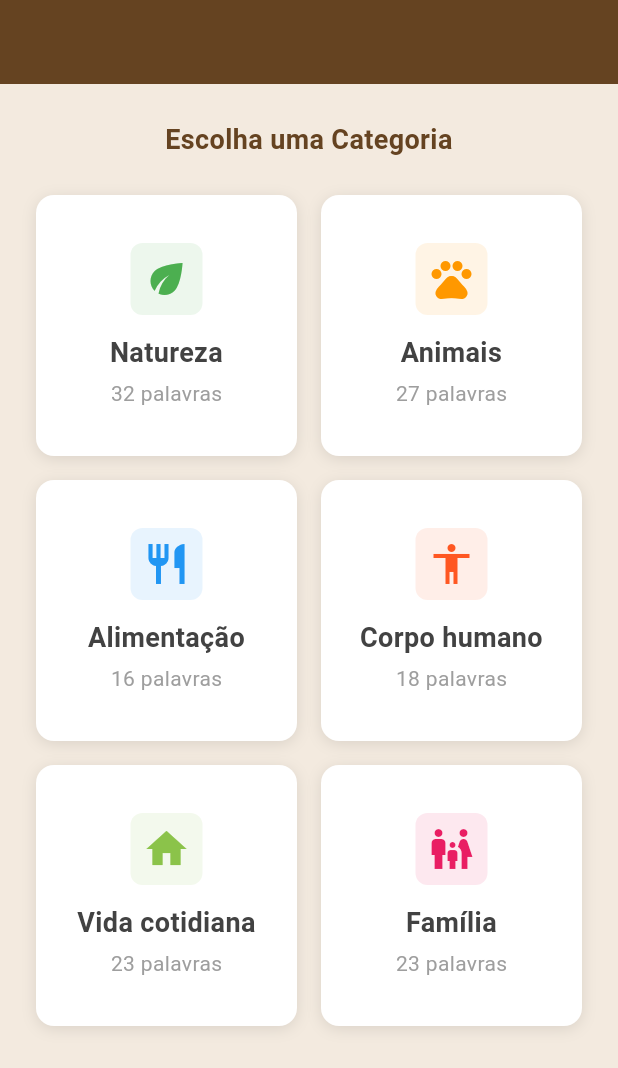
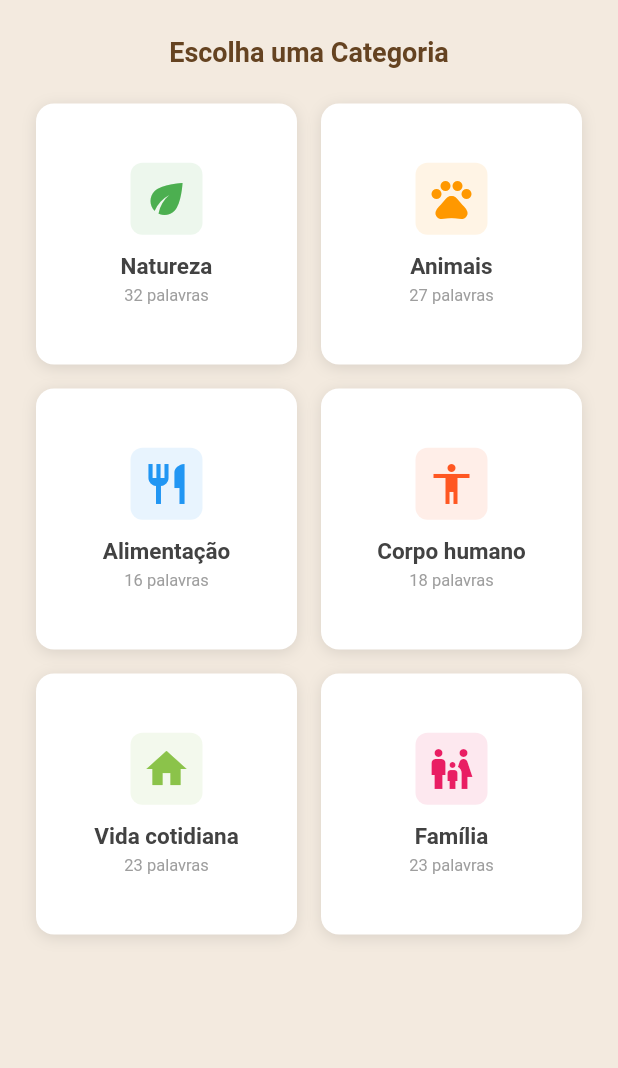
Before and after one commit to Danyel-silva-R/App_Dicionario, a Flutter app: the CategoriasPage screen opened directly, on a phone screen of 412 x 824 dp. Shown: the top 1068 px of the screen. Run offline on Flutter 3.47's test engine with Material 3 defaults, Android fonts, the light colour scheme and no system bars.

Commit message:
Finalizaçao das primeras telas como Home, splash e buscar

```diff
--- a/lib/categorias_page.dart
+++ b/lib/pagens/categorias_page.dart
@@ -49,18 +49,7 @@ class CategoriasPage extends StatelessWidget {
   Widget build(BuildContext context) {
     return Scaffold(
       backgroundColor: const Color(0xFFF3EADF),
-      appBar: AppBar(
-        backgroundColor: const Color(0xFF654321),
-        foregroundColor: Colors.white,
-        leading:
-            showBackButton
-                ? IconButton(
-                  icon: const Icon(Icons.arrow_back),
-                  onPressed: () => Navigator.pop(context),
-                )
-                : null,
-        automaticallyImplyLeading: showBackButton,
-      ),
+
       body: Padding(
         padding: const EdgeInsets.all(24),
         child: Column(
@@ -142,7 +131,7 @@ class CategoriasPage extends StatelessWidget {
               Text(
                 categoria['nome'],
                 style: const TextStyle(
-                  fontSize: 18,
+                  fontSize: 15,
                   fontWeight: FontWeight.bold,
                   color: Color(0xFF424242),
                 ),
@@ -151,7 +140,7 @@ class CategoriasPage extends StatelessWidget {
               const SizedBox(height: 4),
               Text(
                 '${categoria['palavras']} palavras',
-                style: const TextStyle(fontSize: 14, color: Color(0xFF9E9E9E)),
+                style: const TextStyle(fontSize: 11, color: Color(0xFF9E9E9E)),
               ),
             ],
           ),
--- /dev/null
+++ b/lib/theme/theme.dart
@@ -0,0 +1,101 @@
+import 'package:flutter/material.dart';
+
+class AppColors {
+  // Paleta de cores do app
+  static const Color primary = Color(0xFF51322F); // marrom escuro
+  static const Color secondary = Color(0xFFDD8352); // laranja queimado
+  static const Color background = Color(0xFFF3EADA); // bege claro
+  static const Color surface = Color(0xFFFFC8A9); // pêssego
+  static const Color error = Color(0xFFB00020);
+
+  // Contraste das cores
+  static const Color onPrimary = Colors.white;
+  static const Color onSecondary = Colors.white;
+  static const Color onBackground = Colors.black87;
+  static const Color onSurface = Colors.black87;
+}
+
+class AppTheme {
+  static const String fontFamily = 'Roboto';
+
+  static final TextTheme _textTheme = TextTheme(
+    displayLarge: TextStyle(fontSize: 57, fontWeight: FontWeight.w400),
+    displayMedium: TextStyle(fontSize: 45, fontWeight: FontWeight.w400),
+    displaySmall: TextStyle(fontSize: 36, fontWeight: FontWeight.w400),
+    headlineLarge: TextStyle(fontSize: 32, fontWeight: FontWeight.w600),
+    headlineMedium: TextStyle(fontSize: 28, fontWeight: FontWeight.w600),
+    headlineSmall: TextStyle(fontSize: 24, fontWeight: FontWeight.w600),
+    titleLarge: TextStyle(fontSize: 22, fontWeight: FontWeight.w600),
+    titleMedium: TextStyle(fontSize: 16, fontWeight: FontWeight.w500),
+    titleSmall: TextStyle(fontSize: 14, fontWeight: FontWeight.w500),
+    bodyLarge: TextStyle(fontSize: 16, fontWeight: FontWeight.w400),
+    bodyMedium: TextStyle(fontSize: 14, fontWeight: FontWeight.w400),
+    bodySmall: TextStyle(fontSize: 12, fontWeight: FontWeight.w400),
+    labelLarge: TextStyle(fontSize: 14, fontWeight: FontWeight.w600),
+    labelSmall: TextStyle(fontSize: 11, fontWeight: FontWeight.w600),
+  ).apply(fontFamily: fontFamily);
+
+  // Tema claro
+  static final ColorScheme _lightColorScheme = ColorScheme(
+    brightness: Brightness.light,
+    primary: AppColors.primary,
+    onPrimary: AppColors.onPrimary,
+    secondary: AppColors.secondary,
+    onSecondary: AppColors.onSecondary,
+    error: AppColors.error,
+    onError: Colors.white,
+    surface: AppColors.surface,
+    onSurface: AppColors.onSurface,
+  );
+
+  // Tema escuro
+  static final ColorScheme _darkColorScheme = ColorScheme(
+    brightness: Brightness.dark,
+    primary: AppColors.primary,
+    onPrimary: AppColors.onPrimary,
+    secondary: AppColors.secondary,
+    onSecondary: AppColors.onSecondary,
+    error: AppColors.error,
+    onError: Colors.black,
+    surface: const Color(0xFF1E1E1E),
+    onSurface: Colors.white70,
+  );
+
+  static final ThemeData lightTheme = ThemeData(
+    useMaterial3: false,
+    colorScheme: _lightColorScheme,
+    fontFamily: fontFamily,
+    textTheme: _textTheme,
+    scaffoldBackgroundColor: _lightColorScheme.surface,
+    appBarTheme: AppBarTheme(
+      backgroundColor: _lightColorScheme.primary,
+      foregroundColor: _lightColorScheme.onPrimary,
+      centerTitle: true,
+    ),
+    elevatedButtonTheme: ElevatedButtonThemeData(
+      style: ElevatedButton.styleFrom(
+        backgroundColor: _lightColorScheme.secondary,
+        foregroundColor: _lightColorScheme.onSecondary,
+        shape: RoundedRectangleBorder(borderRadius: BorderRadius.circular(8)),
+        padding: const EdgeInsets.symmetric(vertical: 14, horizontal: 20),
+        textStyle: _textTheme.labelLarge,
+      ),
+    ),
+  );
+
+  static final ThemeData darkTheme = ThemeData(
+    useMaterial3: false,
+    colorScheme: _darkColorScheme,
+    fontFamily: fontFamily,
+    textTheme: _textTheme.apply(
+      bodyColor: _darkColorScheme.onSurface,
+      displayColor: _darkColorScheme.onSurface,
+    ),
+    scaffoldBackgroundColor: _darkColorScheme.surface,
+    appBarTheme: AppBarTheme(
+      backgroundColor: _darkColorScheme.surface,
+      foregroundColor: _darkColorScheme.onSurface,
+      centerTitle: true,
+    ),
+  );
+}
--- a/pubspec.yaml
+++ b/pubspec.yaml
@@ -17,3 +17,8 @@ dev_dependencies:
 
 flutter:
   uses-material-design: true
+
+  assets:
+    - assets/images/
+    - assets/icons/
+    - assets/fonts/
```
Also changed, not shown: lib/home_page.dart (deleted, +0 -283 lines), lib/main.dart (+5 -5 lines), lib/pagens/app_page.dart (added, +79 -0 lines), lib/pagens/buscar_page.dart (renamed from lib/buscar_page.dart, +1 -12 lines), lib/pagens/configuracoes_page.dart (renamed from lib/configuracoes_page.dart, +0 -12 lines), lib/pagens/favoritos_page.dart (renamed from lib/favoritos_page.dart, +1 -12 lines), lib/pagens/home_content_page.dart (added, +151 -0 lines), lib/pagens/splash_page.dart (renamed from lib/splash_page.dart, +10 -24 lines), assets/images/folha.png (added), assets/images/livro.png (added), assets/images/logo_splash.png (added), assets/images/oca.png (added), assets/images/vaso.png (added), lib/pagens/list_palavra_page.dart (renamed from lib/list_palavra_page.dart), 1 more files.
